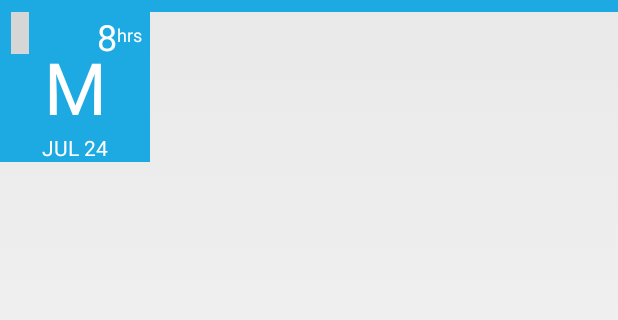
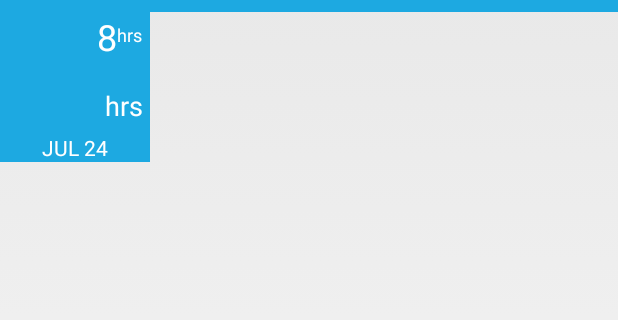
Before and after one commit to alandonoghue9/test, an Android app: the layout day.xml on its own in the app's theme, with its tools: preview values and no code run, on a phone screen of 412 x 824 dp, the part 60-380 px from its top. Run offline under Robolectric (Android 15) with nearby library versions, the phone set to English and light mode, and no system bars; grey boxes are pictures that could not be loaded.

Commit message:
UI 18-8 final commit

```diff
--- a/app/src/main/res/layout/day.xml
+++ b/app/src/main/res/layout/day.xml
@@ -18,7 +18,6 @@
                 android:paddingTop="4dp"
                 android:layout_width="12dp"
                 android:layout_height="28dp"
-                android:src="@drawable/overflow"
                 android:id="@+id/dots"
                 android:gravity="left"/>
         <LinearLayout
@@ -45,14 +44,52 @@
         </LinearLayout>
         </LinearLayout>
 
+    <RelativeLayout xmlns:android="http://schemas.android.com/apk/res/android"
+        android:orientation="horizontal"
+        android:id="@+id/hr"
+        android:layout_width="match_parent"
+        android:layout_height="match_parent">
+
+    <ViewSwitcher
+        xmlns:android="http://schemas.android.com/apk/res/android"
+        android:id="@+id/my_switcher"
+        android:layout_width="match_parent"
+        android:layout_height="match_parent" >
+
         <TextView
             android:layout_width="match_parent"
             android:layout_height="match_parent"
             android:textSize="48sp"
             android:textColor="@color/white"
             android:gravity="center"
-            android:text="M"
             android:id="@+id/test"/>
+
+        <EditText
+            android:id="@+id/hidden_edit_view"
+            android:layout_width="60dp"
+            android:layout_marginLeft="10dp"
+            android:layout_marginTop="30dp"
+            android:gravity="center"
+            android:layout_marginBottom="20dp"
+            android:textSize="30sp"
+            android:inputType="number"
+            android:layout_height="match_parent"
+            android:hint="8"
+            android:textColor="@color/text_dark"
+            android:maxLength="2">
+        </EditText>
+    </ViewSwitcher>
+        <TextView
+            android:layout_width="match_parent"
+            android:layout_height="match_parent"
+            android:textSize="18sp"
+            android:textColor="@color/white"
+            android:layout_marginLeft="70dp"
+            android:layout_marginTop="50dp"
+            android:text="hrs"
+            android:id="@+id/testhrs"/>
+        </RelativeLayout>
+
     <TextView
         android:layout_width="match_parent"
         android:layout_height="match_parent"
```
Also changed, not shown: app/src/main/java/com/CoraSystems/mobile/test/GridViewCustomAdapter.java (+68 -4 lines), app/src/main/java/com/CoraSystems/mobile/test/MyOnClickListener.java (added, +24 -0 lines), app/src/main/java/com/CoraSystems/mobile/test/TimesheetHeader.java (+1 -2 lines), app/src/main/java/com/CoraSystems/mobile/test/timesheetDays.java (+34 -1 lines), app/src/main/java/com/CoraSystems/mobile/test/uploadAndDownload.java (deleted, +0 -81 lines), app/src/main/res/layout/day_pick.xml (added, +53 -0 lines).
